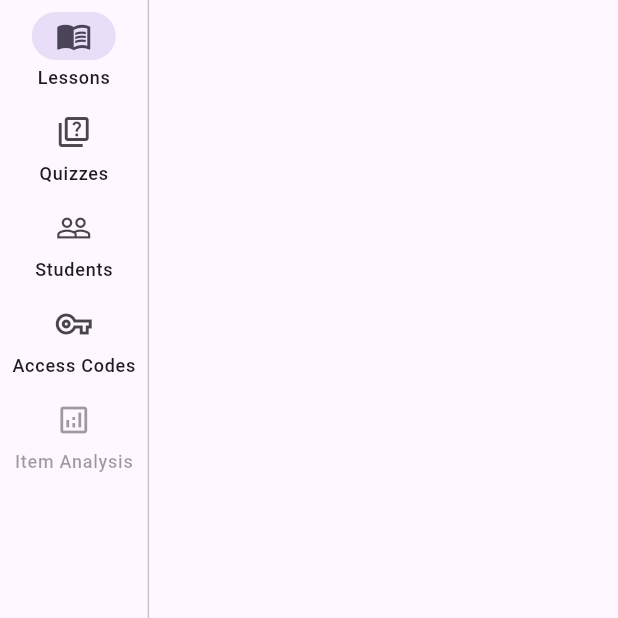
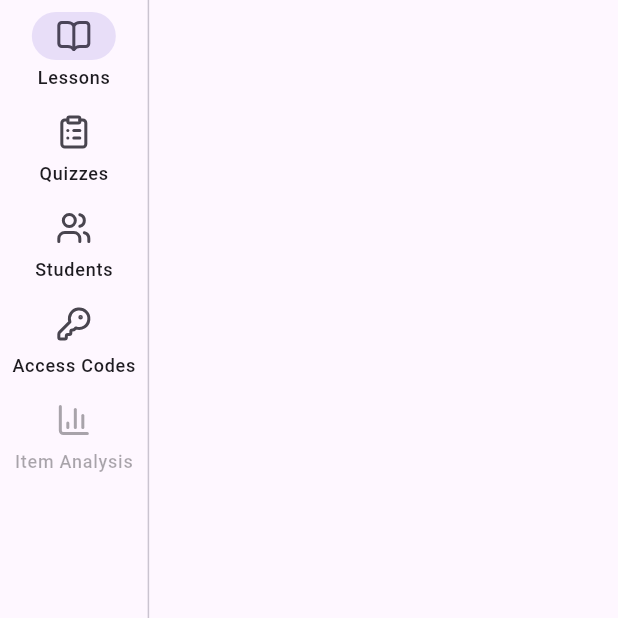
Before and after one commit to cedcedie/ARwebmob, a Flutter app: the TeacherShell screen opened directly with empty values, on a phone screen of 412 x 824 dp, the top half of it. Run offline on Flutter 3.47's test engine with Material 3 defaults, Android fonts, the phone set to English and light mode, and no system bars; our stand-ins replace cloud_firestore, data_table_2, file_picker, firebase_auth, firebase_core, firebase_storage and 11 more; missing offline and left inert: flutter_embed_unity, model_viewer_plus, shadcn_ui; accounts and stored records are empty.

Commit message:
feat(teacher): nav rail Lucide icons + accent indicator, item-analysis chart theming, access codes shadcn migration (Steps 3, 5)
- teacher_shell.dart: swapped Material Icons.* for the matching
  lucide_icons_flutter icons used elsewhere on teacher screens, and gave
  the active-item indicator a single accent color (physics blue) via
  appMaterialTheme.navigationRailTheme — the rail's sections aren't
  subject-scoped, so a per-subject indicator color doesn't apply here;
  used one consistent accent for "currently selected" instead of a
  default Material indicator color.
- item_analysis_screen.dart: replaced literal Colors.blue/green/red in the
  fl_chart bar chart with theme colors (AppColors.physics/biology/
  destructive) and added bottom/left axis titles (axis labels + % scale).
- access_codes_screen.dart: FilledButton -> ShadButton, IconButton ->
  ShadIconButton.ghost (+Tooltip) — the same plain-Material patterns
  called out elsewhere in the brief, found here too ("and elsewhere").
  FilterChip/DropdownButtonFormField/MaterialBanner left as Material
  (chip has no shadcn equivalent, per the app-wide chipTheme added
  earlier; dropdown/banner weren't in scope).
- Updated access_codes_screen_test.dart to pump under ShadApp and check
  ShadButton instead of FilledButton for the disabled-submit assertion.

Co-Authored-By: Claude Sonnet 5 <noreply@anthropic.com>

```diff
--- a/lib/features/teacher/app/teacher_shell.dart
+++ b/lib/features/teacher/app/teacher_shell.dart
@@ -1,4 +1,5 @@
 import 'package:flutter/material.dart';
+import 'package:lucide_icons_flutter/lucide_icons.dart';
 
 /// Side-nav desktop shell for the Teacher Web target (Part 2.2).
 class TeacherShell extends StatelessWidget {
@@ -24,37 +25,34 @@ class TeacherShell extends StatelessWidget {
             selectedIndex: selectedIndex,
             onDestinationSelected: onDestinationSelected,
             labelType: NavigationRailLabelType.all,
-            destinations: [
-              const NavigationRailDestination(
-                icon: Icon(Icons.menu_book_outlined),
-                selectedIcon: Icon(Icons.menu_book),
+            // The rail's sections (Lessons/Quizzes/Students/Access
+            // Codes/Item Analysis) aren't subject-scoped, so the active-item
+            // indicator uses a single accent (physics blue, doubling as the
+            // app's general "current selection" signal) rather than a
+            // per-subject color — see appMaterialTheme.navigationRailTheme.
+            destinations: const [
+              NavigationRailDestination(
+                icon: Icon(LucideIcons.bookOpen),
                 label: Text('Lessons'),
               ),
-              const NavigationRailDestination(
-                icon: Icon(Icons.quiz_outlined),
-                selectedIcon: Icon(Icons.quiz),
+              NavigationRailDestination(
+                icon: Icon(LucideIcons.clipboardList),
                 label: Text('Quizzes'),
               ),
-              const NavigationRailDestination(
-                icon: Icon(Icons.people_outline),
-                selectedIcon: Icon(Icons.people),
+              NavigationRailDestination(
+                icon: Icon(LucideIcons.users),
                 label: Text('Students'),
               ),
-              const NavigationRailDestination(
-                icon: Icon(Icons.vpn_key_outlined),
-                selectedIcon: Icon(Icons.vpn_key),
+              NavigationRailDestination(
+                icon: Icon(LucideIcons.keyRound),
                 label: Text('Access Codes'),
               ),
               NavigationRailDestination(
                 icon: Tooltip(
                   message: 'Coming in Phase 5',
-                  child: Icon(Icons.analytics_outlined, color: Theme.of(context).disabledColor),
+                  child: Icon(LucideIcons.chartColumn),
                 ),
-                selectedIcon: Tooltip(
-                  message: 'Coming in Phase 5',
-                  child: Icon(Icons.analytics, color: Theme.of(context).disabledColor),
-                ),
-                label: Text('Item Analysis', style: TextStyle(color: Theme.of(context).disabledColor)),
+                label: Text('Item Analysis'),
                 disabled: true,
               ),
             ],
```
Also changed, not shown: lib/features/teacher/access_codes/access_codes_providers.dart (+24 -26 lines), lib/features/teacher/access_codes/access_codes_screen.dart (+40 -33 lines), lib/features/teacher/quizzes/item_analysis_screen.dart (+90 -19 lines), 1 other file.
